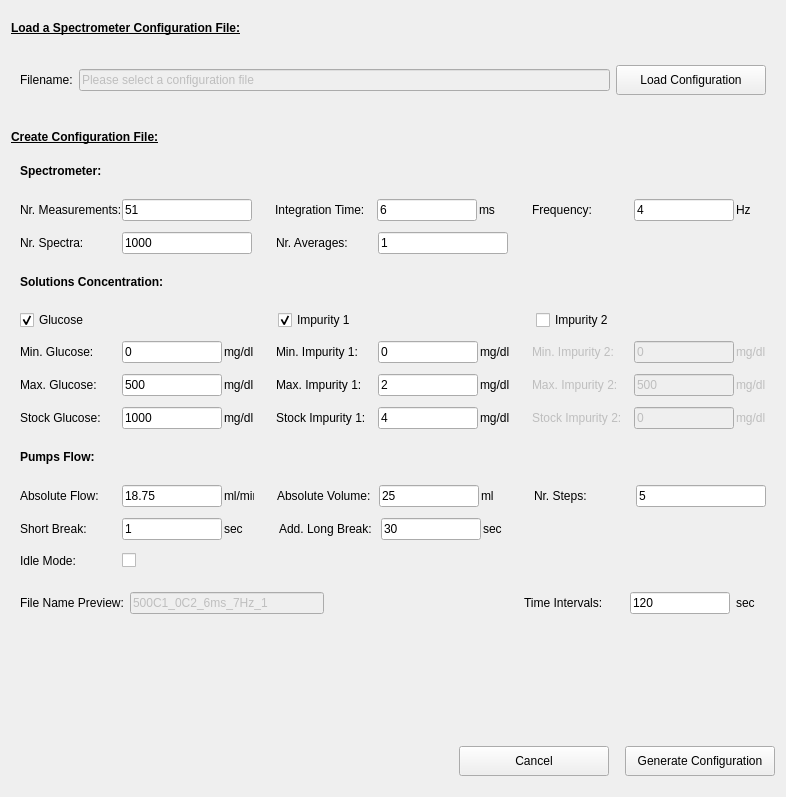
The window that pol_configureMeasurement.ui (CesarCarvajal/Oxymetry-Backup-2018) describes before a commit, drawn with Qt 5.
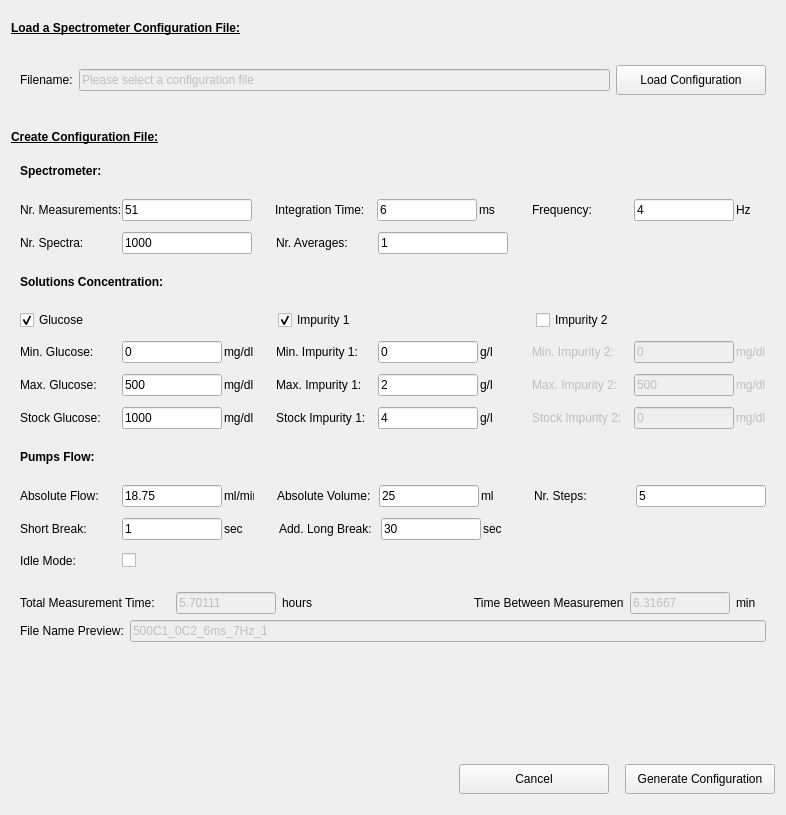
The same window after the commit. Custom widgets are drawn as their Qt base class.

```diff
--- a/pol_configureMeasurement.ui
+++ b/pol_configureMeasurement.ui
@@ -7,7 +7,7 @@
     <x>0</x>
     <y>0</y>
     <width>786</width>
-    <height>797</height>
+    <height>815</height>
    </rect>
   </property>
   <property name="windowTitle">
@@ -850,7 +850,7 @@
              </size>
             </property>
             <property name="text">
-             <string>mg/dl</string>
+             <string>g/l</string>
             </property>
            </widget>
           </item>
@@ -1061,7 +1061,7 @@
              </size>
             </property>
             <property name="text">
-             <string>mg/dl</string>
+             <string>g/l</string>
             </property>
            </widget>
           </item>
@@ -1275,7 +1275,7 @@
              </size>
             </property>
             <property name="text">
-             <string>mg/dl</string>
+             <string>g/l</string>
             </property>
            </widget>
           </item>
@@ -1832,6 +1832,137 @@
           </property>
          </spacer>
         </item>
+        <item>
+         <layout class="QHBoxLayout" name="horizontalLayout_10">
+          <item>
+           <widget class="QLabel" name="label_BtimeInt">
+            <property name="minimumSize">
+             <size>
+              <width>150</width>
+              <height>0</height>
+             </size>
+            </property>
+            <property name="maximumSize">
+             <size>
+              <width>150</width>
+              <height>16777215</height>
+             </size>
+            </property>
+            <property name="toolTip">
+             <string>Time Interval between measurements</string>
+            </property>
+            <property name="text">
+             <string>Total Measurement Time:</string>
+            </property>
+           </widget>
+          </item>
+          <item>
+           <widget class="QLineEdit" name="lineEdit_BtimeInterval">
+            <property name="enabled">
+             <bool>false</bool>
+            </property>
+            <property name="minimumSize">
+             <size>
+              <width>100</width>
+              <height>0</height>
+             </size>
+            </property>
+            <property name="maximumSize">
+             <size>
+              <width>100</width>
+              <height>16777215</height>
+             </size>
+            </property>
+            <property name="toolTip">
+             <string>Time Interval between measurements</string>
+            </property>
+            <property name="text">
+             <string>5.70111</string>
+            </property>
+           </widget>
+          </item>
+          <item>
+           <widget class="QLabel" name="label_BtimeInt2">
+            <property name="minimumSize">
+             <size>
+              <width>30</width>
+              <height>0</height>
+             </size>
+            </property>
+            <property name="text">
+             <string>hours</string>
+            </property>
+           </widget>
+          </item>
+          <item>
+           <spacer name="horizontalSpacer_20">
+            <property name="orientation">
+             <enum>Qt::Horizontal</enum>
+            </property>
+            <property name="sizeHint" stdset="0">
+             <size>
+              <width>40</width>
+              <height>20</height>
+             </size>
+            </property>
+           </spacer>
+          </item>
+          <item>
+           <widget class="QLabel" name="label_timebetweenM">
+            <property name="minimumSize">
+             <size>
+              <width>150</width>
+              <height>0</height>
+             </size>
+            </property>
+            <property name="maximumSize">
+             <size>
+              <width>150</width>
+              <height>16777215</height>
+             </size>
+            </property>
+            <property name="text">
+             <string>Time Between Measurements:</string>
+            </property>
+           </widget>
+          </item>
+          <item>
+           <widget class="QLineEdit" name="lineEdit_timebetweenM">
+            <property name="enabled">
+             <bool>false</bool>
+            </property>
+            <property name="minimumSize">
+             <size>
+              <width>100</width>
+              <height>0</height>
+             </size>
+            </property>
+            <property name="maximumSize">
+             <size>
+              <width>100</width>
+              <height>16777215</height>
+             </size>
+            </property>
+            <property name="text">
+             <string>6.31667</string>
+            </property>
+           </widget>
+          </item>
+          <item>
+           <widget class="QLabel" name="label2_timebetweenM">
+            <property name="minimumSize">
+             <size>
+              <width>30</width>
+              <height>0</height>
+             </size>
+            </property>
+            <property name="text">
+             <string>min</string>
+            </property>
+           </widget>
+          </item>
+         </layout>
+        </item>
         <item>
          <layout class="QHBoxLayout" name="horizontalLayout_3">
           <item>
@@ -1857,70 +1988,6 @@
             </property>
            </widget>
           </item>
-          <item>
-           <spacer name="horizontalSpacer_16">
-            <property name="orientation">
-             <enum>Qt::Horizontal</enum>
-            </property>
-            <property name="sizeHint" stdset="0">
-             <size>
-              <width>40</width>
-              <height>20</height>
-             </size>
-            </property>
-           </spacer>
-          </item>
-          <item>
-           <widget class="QLabel" name="label_BtimeInt">
-            <property name="minimumSize">
-             <size>
-              <width>100</width>
-              <height>0</height>
-             </size>
-            </property>
-            <property name="toolTip">
-             <string>Time Interval between measurements</string>
-            </property>
-            <property name="text">
-             <string>Time Intervals:</string>
-            </property>
-           </widget>
-          </item>
-          <item>
-           <widget class="QLineEdit" name="lineEdit_BtimeInterval">
-            <property name="minimumSize">
-             <size>
-              <width>100</width>
-              <height>0</height>
-             </size>
-            </property>
-            <property name="maximumSize">
-             <size>
-              <width>100</width>
-              <height>16777215</height>
-             </size>
-            </property>
-            <property name="toolTip">
-             <string>Time Interval between measurements</string>
-            </property>
-            <property name="text">
-             <string>120</string>
-            </property>
-           </widget>
-          </item>
-          <item>
-           <widget class="QLabel" name="label_BtimeInt2">
-            <property name="minimumSize">
-             <size>
-              <width>30</width>
-              <height>0</height>
-             </size>
-            </property>
-            <property name="text">
-             <string>sec</string>
-            </property>
-           </widget>
-          </item>
          </layout>
         </item>
        </layout>
```
